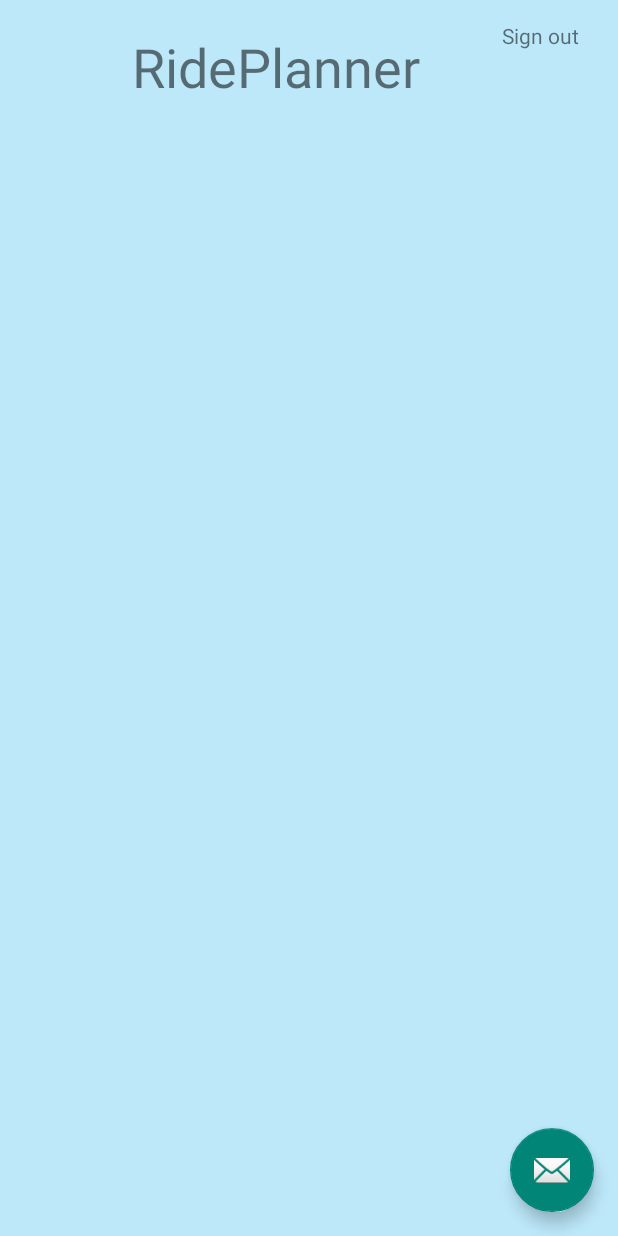
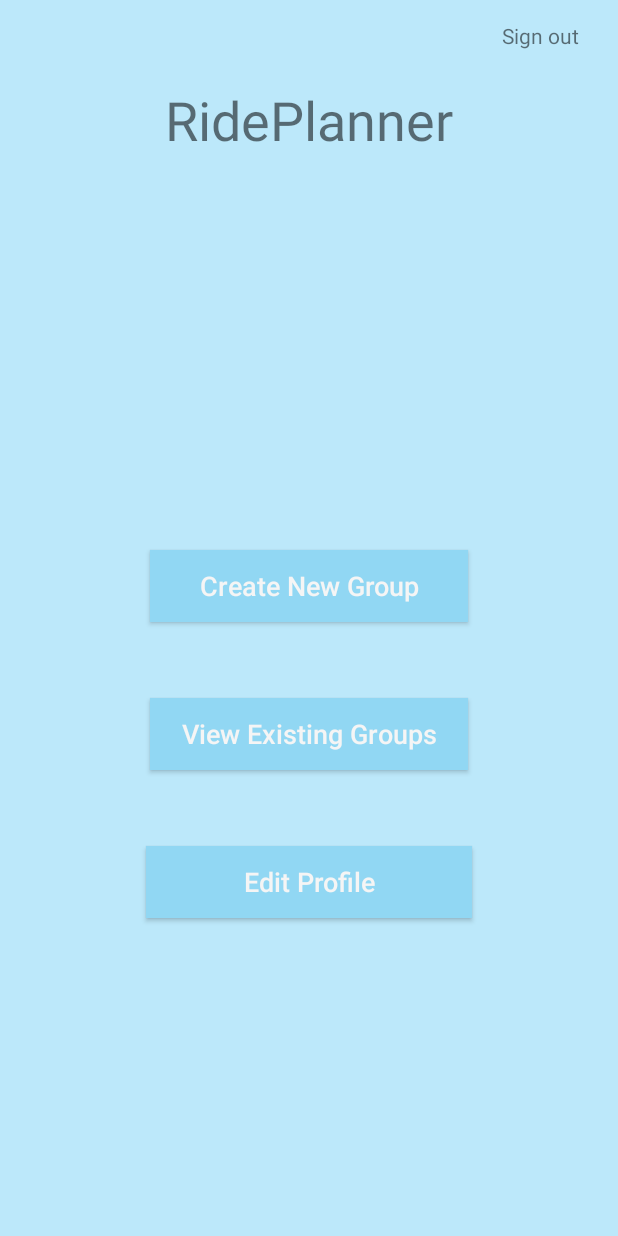
Before and after one commit to Winggo/RidePlanner, an Android app: the screen it shows after launch (MainActivity), on a phone screen of 412 x 824 dp. Run offline under Robolectric (Android 15) with nearby library versions, the phone set to English and light mode, and no system bars; our stand-ins replace Firebase (no records; nobody signed in at launch, a user with empty details on screens opened directly); libraries missing offline, so code that uses them is left out: com.firebase.ui; 2 statements that could not run were skipped.

Commit message:
Pushing user profile functionality

```diff
--- a/app/src/main/AndroidManifest.xml
+++ b/app/src/main/AndroidManifest.xml
@@ -21,7 +21,8 @@
         </activity>
         <activity android:name=".GroupMenu" />
         <activity android:name=".CreatingGroups" />
-        <activity android:name=".YourGroups"></activity>
+        <activity android:name=".YourGroups" />
+        <activity android:name=".EditProfile"></activity>
     </application>
 
 </manifest>
--- a/app/src/main/java/com/cmps121/rideplanner/User.java
+++ b/app/src/main/java/com/cmps121/rideplanner/User.java
@@ -37,7 +37,5 @@ public class User {
         return userAddress;
     }
 
-    public Boolean getProfileCreated() {
-        return profileCreated;
-    }
+    public Boolean getProfileCreated() { return profileCreated; }
 }
--- a/app/src/main/res/layout/activity_creating_groups.xml
+++ b/app/src/main/res/layout/activity_creating_groups.xml
@@ -31,7 +31,7 @@
         android:layout_marginTop="8dp"
         android:layout_marginEnd="8dp"
         android:layout_marginRight="8dp"
-        android:layout_marginBottom="8dp"
+        android:layout_marginBottom="136dp"
         android:ems="10"
         android:hint="enter emails here"
         android:inputType="textMultiLine"
@@ -47,9 +47,11 @@
         android:layout_height="wrap_content"
         android:text="Header"
         android:textSize="30sp"
+        app:layout_constraintBottom_toTopOf="@+id/editText3"
         app:layout_constraintEnd_toEndOf="parent"
+        app:layout_constraintHorizontal_bias="0.5"
         app:layout_constraintStart_toStartOf="parent"
-        tools:layout_editor_absoluteY="31dp"
+        app:layout_constraintTop_toTopOf="parent"
         tools:text="Create Your Group!" />
 
     <EditText
--- a/app/src/main/res/layout/activity_group_menu.xml
+++ b/app/src/main/res/layout/activity_group_menu.xml
@@ -16,6 +16,7 @@
         android:text="Create New Groups"
         app:layout_constraintBottom_toBottomOf="parent"
         app:layout_constraintEnd_toEndOf="parent"
+        app:layout_constraintHorizontal_bias="0.5"
         app:layout_constraintStart_toStartOf="parent"
         app:layout_constraintTop_toTopOf="parent"
         app:layout_constraintVertical_bias="0.32" />
@@ -32,6 +33,8 @@
         android:text="View Your Groups"
         app:layout_constraintBottom_toBottomOf="parent"
         app:layout_constraintEnd_toEndOf="parent"
+        app:layout_constraintHorizontal_bias="0.5"
         app:layout_constraintStart_toStartOf="parent"
-        app:layout_constraintTop_toTopOf="parent" />
+        app:layout_constraintTop_toTopOf="parent"
+        app:layout_constraintVertical_bias="0.523" />
 </android.support.constraint.ConstraintLayout>
--- a/app/src/main/res/layout/activity_main.xml
+++ b/app/src/main/res/layout/activity_main.xml
@@ -15,14 +15,6 @@
 
     <include layout="@layout/content_main" />
 
-    <android.support.design.widget.FloatingActionButton
-        android:id="@+id/fab"
-        android:layout_width="wrap_content"
-        android:layout_height="wrap_content"
-        android:layout_gravity="bottom|end"
-        android:layout_margin="@dimen/fab_margin"
-        app:srcCompat="@android:drawable/ic_dialog_email" />
-
     <TextView
         android:id="@+id/textView2"
         android:layout_width="match_parent"
--- a/app/src/main/res/layout/content_main.xml
+++ b/app/src/main/res/layout/content_main.xml
@@ -8,21 +8,73 @@
     tools:context=".MainActivity"
     tools:showIn="@layout/activity_main">
 
+    <TextView
+        android:id="@+id/textView"
+        android:layout_width="wrap_content"
+        android:layout_height="wrap_content"
+        android:layout_marginTop="55dp"
+        android:fontFamily="sans-serif"
+        android:text="RidePlanner"
+        android:textSize="36sp"
+        app:layout_constraintEnd_toEndOf="parent"
+        app:layout_constraintHorizontal_bias="0.5"
+        app:layout_constraintStart_toStartOf="parent"
+        app:layout_constraintTop_toTopOf="parent" />
+
     <LinearLayout
-        android:layout_width="368dp"
-        android:layout_height="495dp"
-        android:gravity="center_horizontal"
+        android:layout_width="370dp"
+        android:layout_height="325dp"
+        android:gravity="center_vertical|center_horizontal"
         android:orientation="vertical"
-        tools:layout_editor_absoluteX="8dp"
-        tools:layout_editor_absoluteY="8dp">
+        app:layout_constraintBottom_toBottomOf="parent"
+        app:layout_constraintEnd_toEndOf="parent"
+        app:layout_constraintStart_toStartOf="parent"
+        app:layout_constraintTop_toTopOf="parent"
+        app:layout_constraintVertical_bias="0.681">
 
-        <TextView
-            android:id="@+id/textView"
-            android:layout_width="wrap_content"
+        <Button
+            android:id="@+id/createGroup"
+            android:layout_width="212dp"
             android:layout_height="wrap_content"
-            android:layout_marginTop="20dp"
-            android:fontFamily="sans-serif"
-            android:text="RidePlanner"
-            android:textSize="36sp" />
+            android:layout_marginBottom="25dp"
+            android:autoText="false"
+            android:background="@color/colorPrimaryDark"
+            android:onClick="onCreateGroup"
+            android:text="Create New Group"
+            android:textAllCaps="false"
+            android:textColor="@color/browser_actions_bg_grey"
+            android:textSize="18dp" />
+
+        <Button
+            android:id="@+id/viewGroup"
+            android:layout_width="212dp"
+            android:layout_height="wrap_content"
+            android:layout_marginTop="25dp"
+            android:layout_marginBottom="25dp"
+            android:background="@color/colorPrimaryDark"
+            android:text="View Existing Groups"
+            android:textAllCaps="false"
+            android:textColor="@color/browser_actions_bg_grey"
+            android:textSize="18dp" />
+
+        <Button
+            android:id="@+id/editBtn"
+            android:layout_width="217dp"
+            android:layout_height="wrap_content"
+            android:layout_marginTop="25dp"
+            android:layout_marginBottom="25dp"
+            android:background="@color/colorPrimaryDark"
+            android:onClick="onEditProfile"
+            android:text="Edit Profile"
+            android:textAllCaps="false"
+            android:textColor="@color/browser_actions_bg_grey"
+            android:textSize="18sp" />
     </LinearLayout>
+
+    <android.support.constraint.Guideline
+        android:id="@+id/guideline"
+        android:layout_width="wrap_content"
+        android:layout_height="wrap_content"
+        android:orientation="horizontal"
+        app:layout_constraintGuide_begin="20dp" />
 </android.support.constraint.ConstraintLayout>
--- a/app/src/main/res/values/colors.xml
+++ b/app/src/main/res/values/colors.xml
@@ -1,5 +1,5 @@
 <?xml version="1.0" encoding="utf-8"?>
 <resources>
-    <color name="colorPrimary">#BCE8FA</color>
-    <color name="colorPrimaryDark">#8DD8F6</color>
+    <color name="colorPrimary">#bce8fa</color>
+    <color name="colorPrimaryDark">#91d7f3</color>
 </resources>
```
Also changed, not shown: app/src/main/java/com/cmps121/rideplanner/EditProfile.java (added, +215 -0 lines), app/src/main/java/com/cmps121/rideplanner/MainActivity.java (+14 -25 lines), app/src/main/res/layout/activity_edit_profile.xml (added, +148 -0 lines), app/src/main/res/layout/activity_your_groups.xml (+12 -2 lines), 1 other file.
